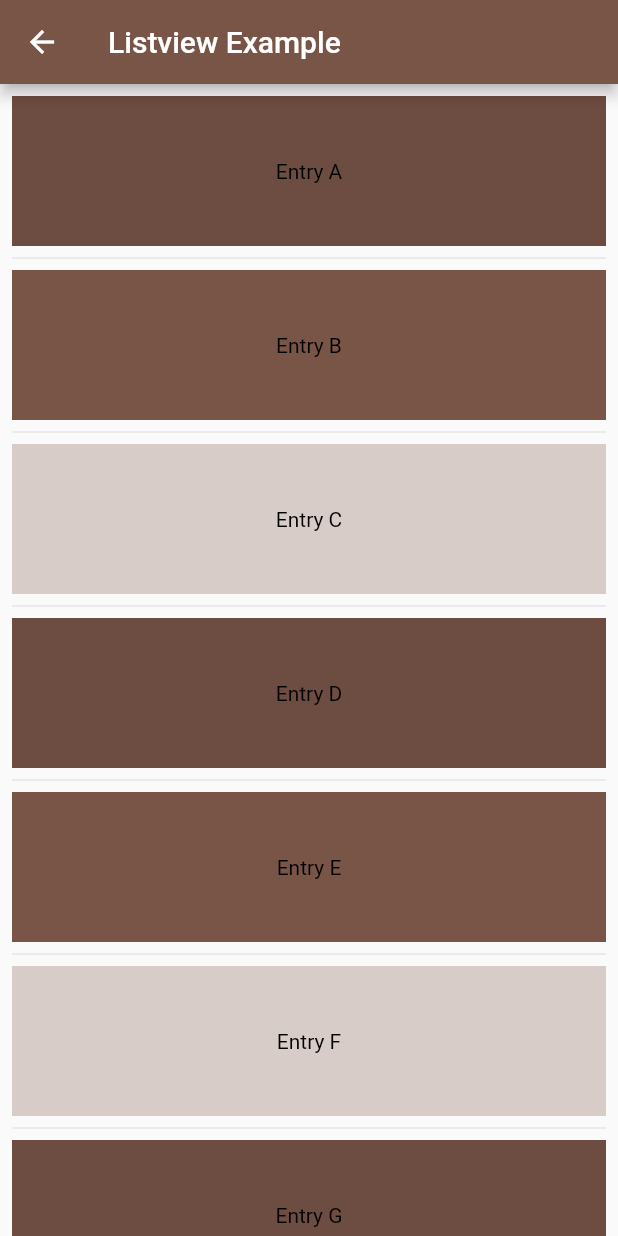
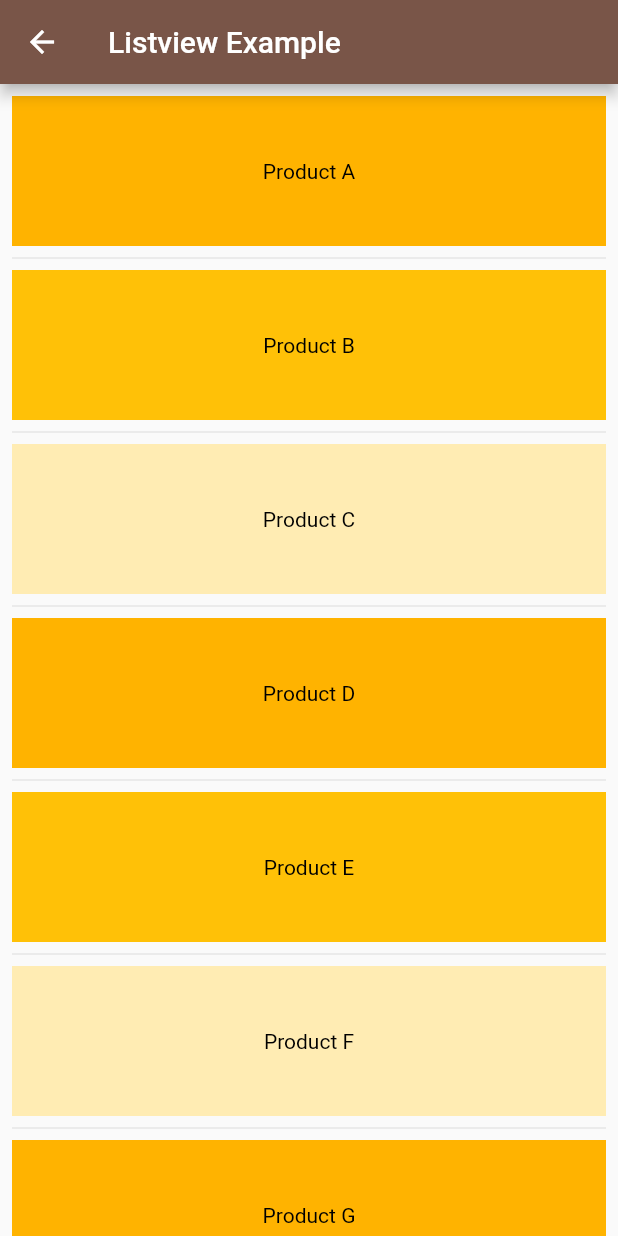
Before and after one commit to is767-1-2021/wantiwa, a Flutter app: the FourthPage screen opened by its route, on a phone screen of 412 x 824 dp. Run offline on Flutter 3.47's test engine with Material 2 defaults, Android fonts, the phone set to English and light mode, and no system bars; project files that could hold a hidden picture were left out.

Commit message:
add routes to firstpage+fakeanimation_on_sevenpage+mergefirstandsevenpage+modfourthpage

```diff
--- a/first_app/lib/main.dart
+++ b/first_app/lib/main.dart
@@ -4,6 +4,7 @@
 import 'pages/first_page.dart';
 import 'pages/fourth_page.dart';
 import 'pages/second_page.dart';
+import 'pages/seventh_page.dart';
 import 'pages/sixth_page.dart';
 import 'pages/third_page.dart';
 
@@ -31,6 +32,7 @@
         '/4': (context) => FourthPage(),
         '/5': (context) => FifthPage(),
         '/6': (context) => SixthPage(),
+        '/7': (context) => SeventhPage(),
       }
     );
   }
--- a/first_app/lib/pages/fifth_page.dart
+++ b/first_app/lib/pages/fifth_page.dart
@@ -9,7 +9,7 @@
       ),
       body: GridView.count(
         crossAxisCount: 2,
-        children: List.generate(6, (index) {
+        children: List.generate(7, (index) {
           return InkWell(
             onTap: (){
               Navigator.pushNamed(context, '/${index+1}');
--- a/first_app/lib/pages/fourth_page.dart
+++ b/first_app/lib/pages/fourth_page.dart
@@ -14,11 +14,11 @@
         padding: EdgeInsets.all(8.0),
         itemCount: entries.length,
         itemBuilder: (context, index) {
-          return Container(
-            height: 100,
-            color: Colors.brown[colorCodes[index % 3]],
-            child: Center(
-              child: Text('Entry ${entries[index]}'),
+          return ProductTile(
+            item: ProductItem(
+              name: 'Product ${entries[index]}',
+              price: '฿25',
+              colorShade: colorCodes[index % 3],
             ),
           );
         },
@@ -27,3 +27,63 @@
     );
   }
 }
+
+class ProductItem {
+  final String name;
+  final String price;
+  final int colorShade;
+
+  const ProductItem(
+    {Key? key, required this.name,
+    required this.price, required this.colorShade});
+}
+
+class ProductTile extends StatelessWidget {
+  final ProductItem item;
+
+  const ProductTile({Key? key, required this.item}) : super(key: key);
+
+  @override
+  Widget build(BuildContext context) {
+    return GestureDetector(
+      onTap: () {
+        Navigator.push(context,
+          MaterialPageRoute(
+            builder: (context) => ProductDetail(item: item),
+          ),
+        );
+      },
+      child: Container(
+        height: 100,
+        color: Colors.amber[item.colorShade],
+        child: Center(
+          child: Text('${item.name}'),
+        ),
+      ),
+    );
+  }
+}
+
+class ProductDetail extends StatelessWidget {
+  final ProductItem item;
+
+  const ProductDetail({Key? key, required this.item}) : super(key: key);
+
+  @override
+  Widget build(BuildContext context) {
+    return Scaffold(
+      appBar: AppBar(
+        title: Text('Product Detail'),
+      ),
+      body: Column(
+        mainAxisAlignment: MainAxisAlignment.center,
+        crossAxisAlignment: CrossAxisAlignment.center,
+        children: [
+          Text('Product Name: ${item.name}'),
+          Text('Price: ${item.price}'),
+        ],
+      ),
+    );
+  }
+
+}
--- a/first_app/pubspec.yaml
+++ b/first_app/pubspec.yaml
@@ -11,10 +11,9 @@
 dependencies:
   flutter:
     sdk: flutter
-
-
   cupertino_icons: ^1.0.2
   flutter_launcher_icons: ^0.9.2
+
 
 dev_dependencies:
   flutter_test:
```
Also changed, not shown: first_app/lib/pages/first_page.dart (+48 -6 lines), first_app/lib/pages/seventh_page.dart (added, +52 -0 lines), first_app/lib/pages/sixth_page.dart (+5 -7 lines).
